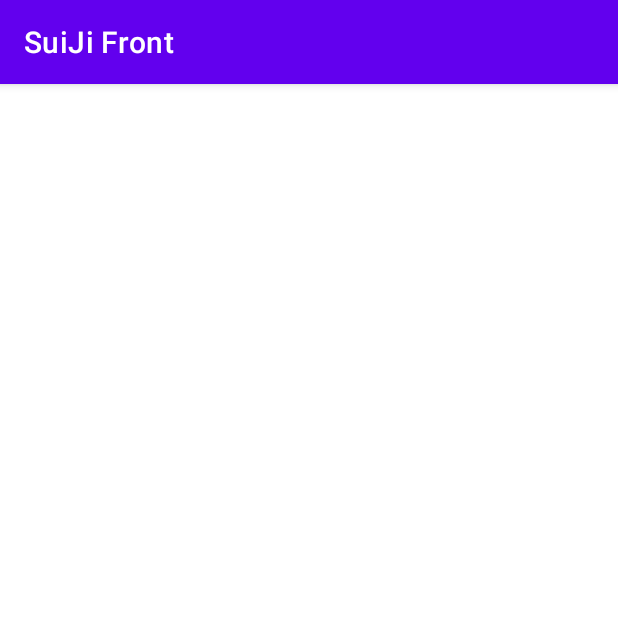
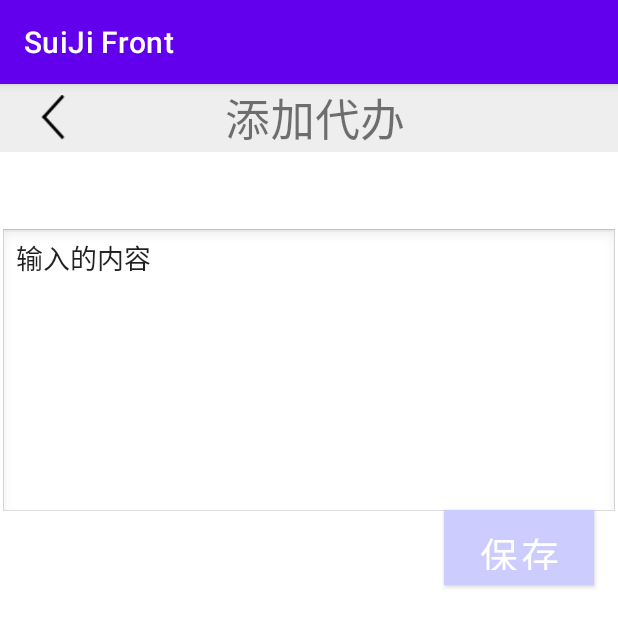
Before and after one commit to libingmoma/suiji, an Android app: the TodoAddActivity screen opened directly, with no data from a screen before it, on a phone screen of 412 x 824 dp. Shown: the top 627 px of the screen. Run offline under Robolectric (Android 15) with nearby library versions, the phone set to English and light mode, and no system bars.

Commit message:
Add files via upload

```diff
--- a/app/src/main/res/layout/activity_todo_add.xml
+++ b/app/src/main/res/layout/activity_todo_add.xml
@@ -4,6 +4,66 @@
     xmlns:tools="http://schemas.android.com/tools"
     android:layout_width="match_parent"
     android:layout_height="match_parent"
+    android:layout_marginTop="0dp"
+    android:orientation="vertical"
     tools:context=".TodoAddActivity">
 
+    <LinearLayout
+        android:layout_width="match_parent"
+        android:layout_height="wrap_content"
+        android:background="#EEEEEE"
+        app:layout_constraintTop_toTopOf="parent">
+
+        <ImageView
+            android:id='@+id/add_back'
+            android:layout_width="30dp"
+            android:layout_height="30dp"
+            android:layout_gravity="center"
+            android:layout_marginLeft="20dp"
+            android:background="@drawable/base_action_back"
+            android:backgroundTint="@color/black" />
+
+        <TextView
+            android:id="@+id/title1"
+            android:layout_width="wrap_content"
+            android:layout_height="wrap_content"
+            android:layout_gravity="center_horizontal"
+            android:layout_marginStart="100dp"
+            android:text="添加代办"
+            android:textSize="30dp" />
+    </LinearLayout>
+
+    <EditText
+
+        android:id="@+id/activity_TodoAdd_info"
+        android:layout_width="fill_parent"
+        android:layout_height="wrap_content"
+        android:layout_marginTop="96dp"
+        android:background="@android:drawable/edit_text"
+        android:enabled="true"
+        android:gravity="top"
+        android:inputType="textMultiLine"
+        android:maxLines="10"
+        android:minLines="8"
+        android:scrollbars="vertical"
+        android:text="输入的内容"
+        app:layout_constraintStart_toStartOf="parent"
+        app:layout_constraintTop_toTopOf="parent" />
+
+    <Button
+        android:id="@+id/preserve_btn_add"
+        android:layout_width="100dp"
+        android:layout_height="50dp"
+        android:layout_gravity="center"
+        android:layout_marginTop="284dp"
+        android:layout_marginEnd="16dp"
+        android:background="#CCCCFF"
+        android:text="保存"
+        android:textColor="@android:color/white"
+        android:textSize="25sp"
+        app:backgroundTint="#CCCCFF"
+        app:layout_constraintEnd_toEndOf="parent"
+        app:layout_constraintTop_toTopOf="parent" />
+
+
 </androidx.constraintlayout.widget.ConstraintLayout>
```
Also changed, not shown: app/src/main/res/layout/activity_todo_edit.xml (+58 -0 lines).
